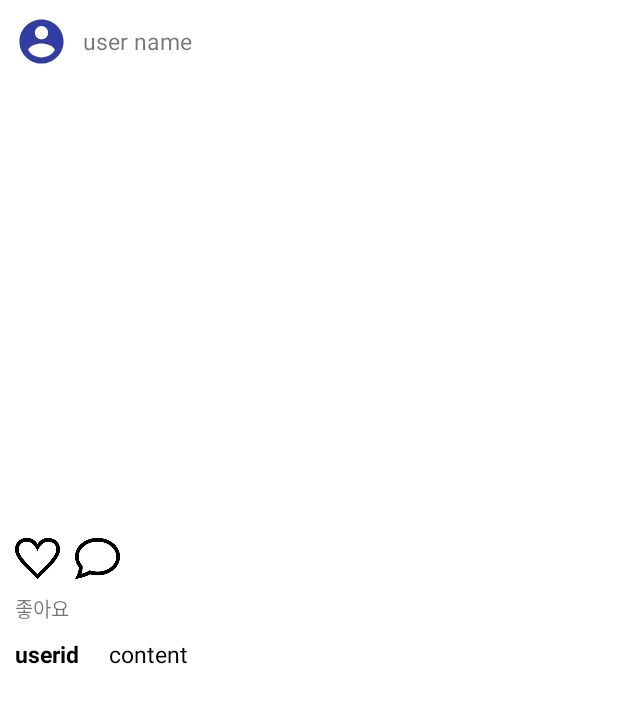
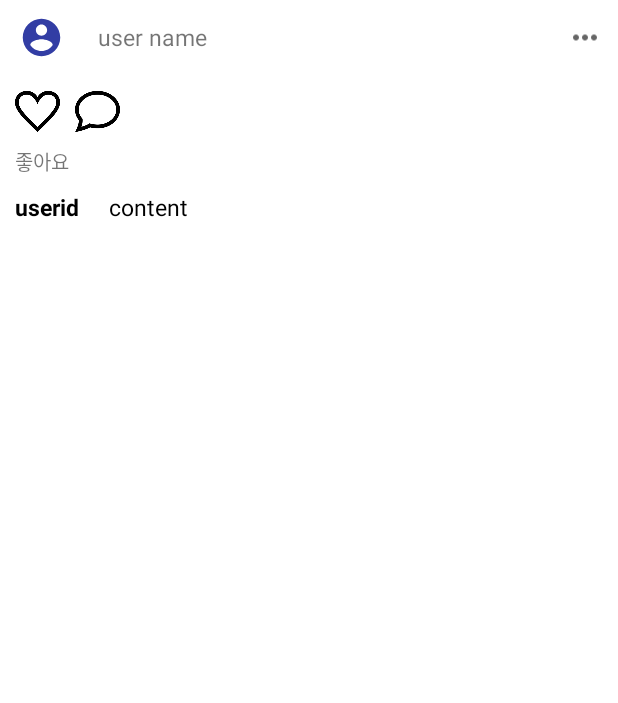
Before and after one commit to Hong-Sen/Why-do-my-plants-die, an Android app: the layout item_detail_post.xml on its own in the app's theme, with its tools: preview values and no code run, on a phone screen of 412 x 824 dp. Shown: the top 703 px of the screen. Run offline under Robolectric (Android 15) with nearby library versions, the phone set to English and light mode, and no system bars.

Commit message:
Feature delete post
- 본인이 작성한 post만 삭제가능
- firebase storage와 realtime database에 해당 post관련 내용 동시 삭제
- feed swiperefresh

```diff
--- a/app/src/main/java/kr/sswu/whydomyplantsdie/Model/ContentDTO.java
+++ b/app/src/main/java/kr/sswu/whydomyplantsdie/Model/ContentDTO.java
@@ -5,6 +5,7 @@ import java.util.Map;
 
 public class ContentDTO {
 
+    public String imageName;
     public String explain;
     public String imageUrl;
     public String uid;
--- a/app/src/main/java/kr/sswu/whydomyplantsdie/WritePostActivity.java
+++ b/app/src/main/java/kr/sswu/whydomyplantsdie/WritePostActivity.java
@@ -180,6 +180,8 @@ public class WritePostActivity extends AppCompatActivity {
                         SimpleDateFormat simpleDateFormat = new SimpleDateFormat("yyyy-MM-dd HH:mm:ss");
                         ContentDTO contentDTO = new ContentDTO();
 
+                        //이미지 이름
+                        contentDTO.imageName = contentUri.getLastPathSegment().toString();
                         //이미지 주소
                         contentDTO.imageUrl = imagePath;
                         //유저의 UID
--- /dev/null
+++ b/app/src/main/res/drawable/icon_more.xml
@@ -0,0 +1,10 @@
+<vector xmlns:android="http://schemas.android.com/apk/res/android"
+    android:width="24dp"
+    android:height="24dp"
+    android:viewportWidth="24"
+    android:viewportHeight="24"
+    android:tint="?attr/colorControlNormal">
+  <path
+      android:fillColor="@android:color/white"
+      android:pathData="M6,10c-1.1,0 -2,0.9 -2,2s0.9,2 2,2 2,-0.9 2,-2 -0.9,-2 -2,-2zM18,10c-1.1,0 -2,0.9 -2,2s0.9,2 2,2 2,-0.9 2,-2 -0.9,-2 -2,-2zM12,10c-1.1,0 -2,0.9 -2,2s0.9,2 2,2 2,-0.9 2,-2 -0.9,-2 -2,-2z"/>
+</vector>
--- a/app/src/main/res/layout/item_detail_post.xml
+++ b/app/src/main/res/layout/item_detail_post.xml
@@ -1,12 +1,13 @@
 <?xml version="1.0" encoding="utf-8"?>
 <layout>
 <LinearLayout
-    xmlns:android="http://schemas.android.com/apk/res/android" android:layout_width="match_parent"
+    xmlns:android="http://schemas.android.com/apk/res/android"
+    android:layout_width="match_parent"
     android:layout_height="wrap_content"
     android:orientation="vertical"
-    android:paddingBottom="20dp">
+    android:paddingBottom="10dp">
 
-    <LinearLayout
+    <RelativeLayout
         android:layout_width="match_parent"
         android:layout_height="50dp"
         android:orientation="horizontal">
@@ -25,17 +26,30 @@
             android:text="user name"
             android:textSize="15dp"
             android:gravity="center_vertical"
-            android:layout_marginVertical="10dp"/>
-    </LinearLayout>
+            android:layout_margin="10dp"
+            android:layout_toRightOf="@+id/itemdetailpost_user_imgae"/>
+
+        <ImageView
+            android:id="@+id/itemdetailpost_more"
+            android:layout_width="wrap_content"
+            android:layout_height="35dp"
+            android:layout_alignParentRight="true"
+            android:src="@drawable/icon_more"
+            android:layout_margin="10dp"/>
+
+
+
+    </RelativeLayout>
 
     <ImageView
         android:id="@+id/itemdetailpost_plant_image"
         android:layout_width="match_parent"
-        android:layout_height="300dp"/>
+        android:layout_height="wrap_content"/>
 
     <LinearLayout
         android:layout_width="match_parent"
-        android:layout_height="45dp">
+        android:layout_height="45dp"
+        android:layout_marginTop="2dp">
 
         <ImageView
             android:id="@+id/itemdetailpost_like"
--- a/app/src/main/res/values/themes.xml
+++ b/app/src/main/res/values/themes.xml
@@ -13,4 +13,7 @@
         <item name="android:statusBarColor" tools:targetApi="l">?attr/colorPrimaryVariant</item>
         <!-- Customize your theme here. -->
     </style>
+
+
+
 </resources>
```
Also changed, not shown: app/build.gradle (+5 -2 lines), app/src/main/java/kr/sswu/whydomyplantsdie/Fragment/FeedFragment.java (+105 -19 lines), app/src/main/res/drawable/curved_border.xml (added, +8 -0 lines), app/src/main/res/layout/bottomsheet_delete_post.xml (added, +28 -0 lines), app/src/main/res/layout/fragment_feed.xml (+16 -9 lines).
